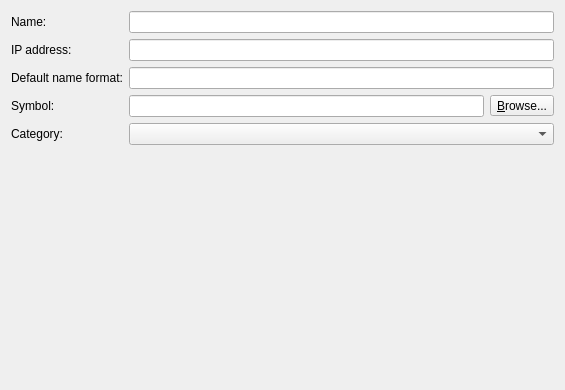
The window that gns3/modules/traceng/ui/traceng_node_configuration_page.ui (GNS3/gns3-gui) describes before a commit, drawn with Qt 5.
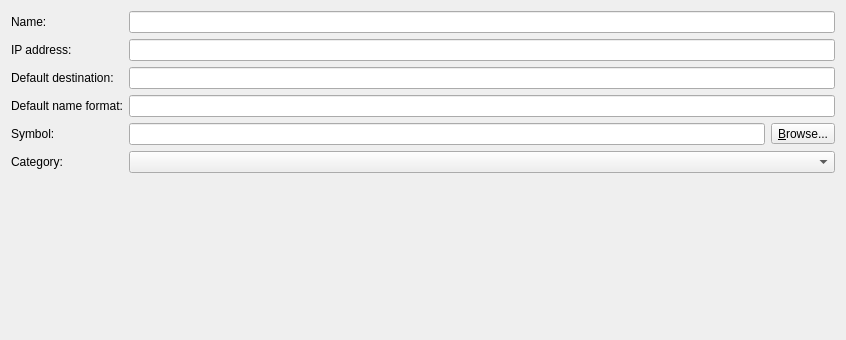
The same window after the commit.

Commit message: Add default destination setting for traceng + some checks. Ref #2450.

Patch:
```diff
--- a/gns3/modules/traceng/ui/traceng_node_configuration_page.ui
+++ b/gns3/modules/traceng/ui/traceng_node_configuration_page.ui
@@ -6,8 +6,8 @@
    <rect>
     <x>0</x>
     <y>0</y>
-    <width>565</width>
-    <height>390</height>
+    <width>846</width>
+    <height>340</height>
    </rect>
   </property>
   <property name="windowTitle">
@@ -21,37 +21,38 @@
      </property>
     </widget>
    </item>
-   <item row="0" column="2">
-    <widget class="QLineEdit" name="uiNameLineEdit"/>
-   </item>
-   <item row="1" column="0" colspan="2">
+   <item row="1" column="0">
     <widget class="QLabel" name="uiIPAddressLabel">
      <property name="text">
       <string>IP address:</string>
      </property>
     </widget>
    </item>
-   <item row="1" column="2">
-    <widget class="QLineEdit" name="uiIPAddressLineEdit"/>
-   </item>
    <item row="2" column="0" colspan="2">
+    <widget class="QLabel" name="uiDefaultDestinationLabel">
+     <property name="text">
+      <string>Default destination:</string>
+     </property>
+    </widget>
+   </item>
+   <item row="3" column="0" colspan="3">
     <widget class="QLabel" name="uiDefaultNameFormatLabel">
      <property name="text">
       <string>Default name format:</string>
      </property>
     </widget>
    </item>
-   <item row="2" column="2">
+   <item row="3" column="3">
     <widget class="QLineEdit" name="uiDefaultNameFormatLineEdit"/>
    </item>
-   <item row="3" column="0">
+   <item row="4" column="0">
     <widget class="QLabel" name="uiSymbolLabel">
      <property name="text">
       <string>Symbol:</string>
      </property>
     </widget>
    </item>
-   <item row="3" column="2">
+   <item row="4" column="3">
     <layout class="QHBoxLayout" name="horizontalLayout_7">
      <item>
       <widget class="QLineEdit" name="uiSymbolLineEdit"/>
@@ -68,17 +69,17 @@
      </item>
     </layout>
    </item>
-   <item row="4" column="0">
+   <item row="5" column="0" colspan="2">
     <widget class="QLabel" name="uiCategoryLabel">
      <property name="text">
       <string>Category:</string>
      </property>
     </widget>
    </item>
-   <item row="4" column="2">
+   <item row="5" column="3">
     <widget class="QComboBox" name="uiCategoryComboBox"/>
    </item>
-   <item row="5" column="1" colspan="2">
+   <item row="6" column="1" colspan="3">
     <spacer name="spacer">
      <property name="orientation">
       <enum>Qt::Vertical</enum>
@@ -91,6 +92,15 @@
      </property>
     </spacer>
    </item>
+   <item row="2" column="3">
+    <widget class="QLineEdit" name="uiDefaultDestinationLineEdit"/>
+   </item>
+   <item row="1" column="3">
+    <widget class="QLineEdit" name="uiIPAddressLineEdit"/>
+   </item>
+   <item row="0" column="3">
+    <widget class="QLineEdit" name="uiNameLineEdit"/>
+   </item>
   </layout>
   <zorder>uiNameLabel</zorder>
   <zorder>uiNameLineEdit</zorder>
```
Left out of the diff: 4 changed lines with no effect on the pictures. The commit also changes 4 other files.
